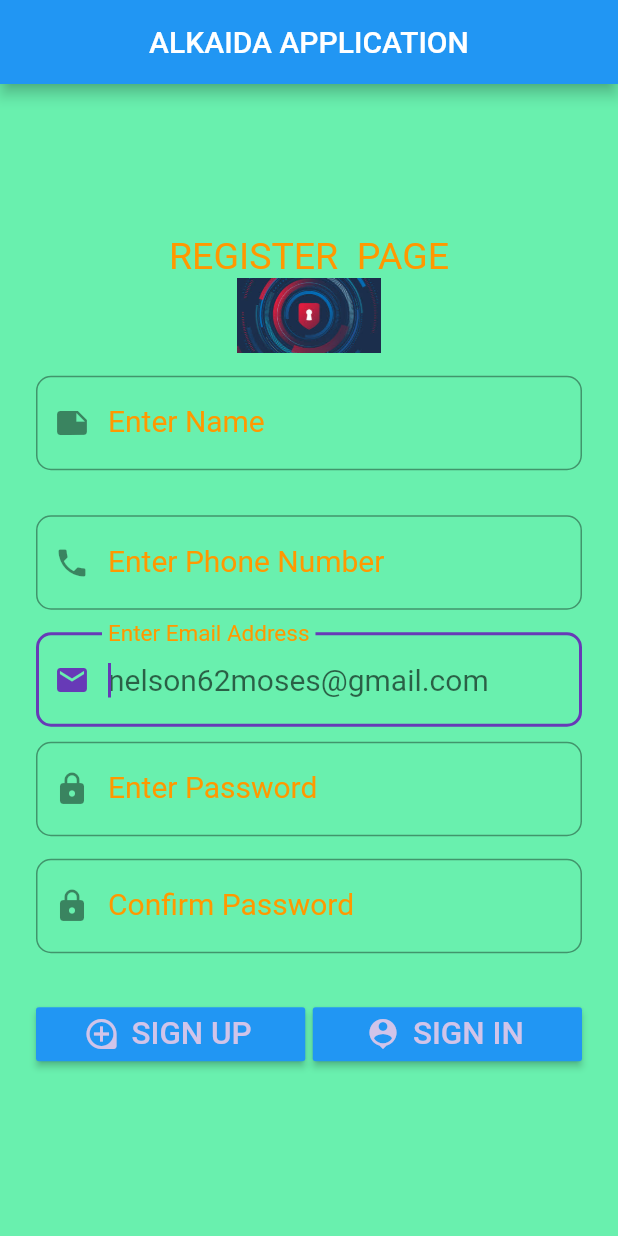
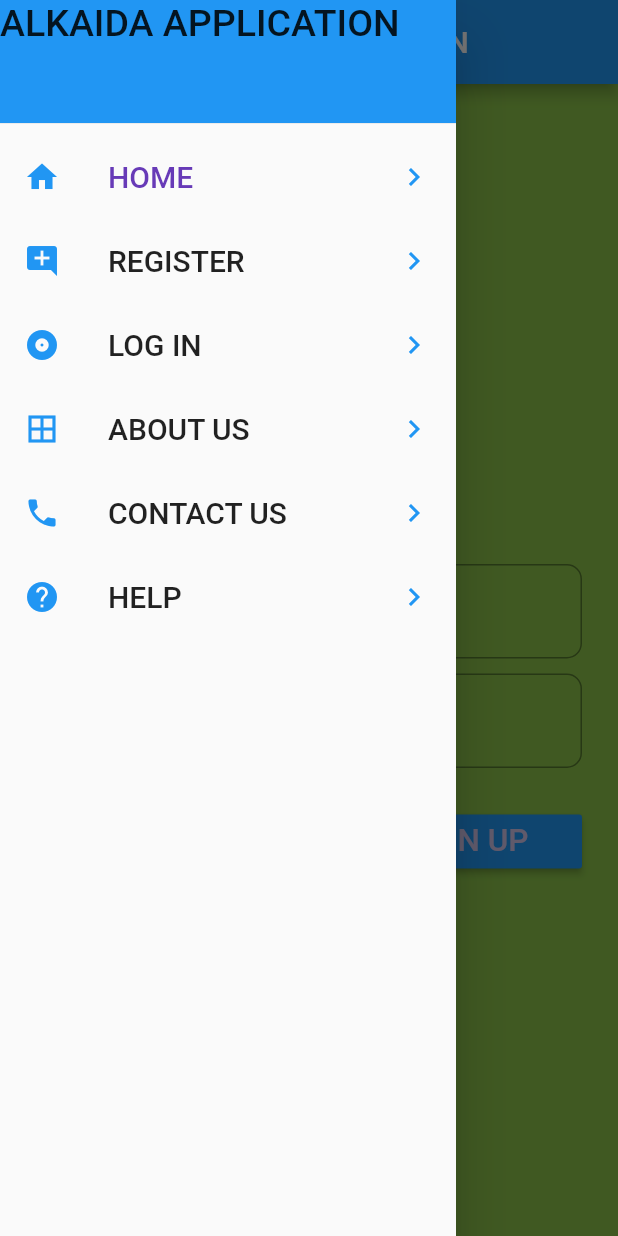
Before and after one commit to NELSON1994/NoteKeeper, a Flutter app: the screen it shows after launch, with the side drawer open (before the commit the screen has no drawer), on a phone screen of 412 x 824 dp. Run offline on Flutter 3.47's test engine with Material 2 defaults, Android fonts, the phone set to English and light mode, and no system bars; our stand-ins replace sqflite; accounts and stored records are empty.

Commit message:
new commits

```diff
--- a/lib/main.dart
+++ b/lib/main.dart
@@ -1,4 +1,5 @@
 import 'package:flutter/material.dart';
+import 'package:flutter_app2/screens/loginn.dart';
 import 'package:flutter_app2/screens/register.dart';
 import 'package:flutter_app2/screens/note_detail.dart';
 import 'package:flutter_app2/screens/note_list.dart';
--- a/lib/screens/loginn.dart
+++ b/lib/screens/loginn.dart
@@ -0,0 +1,297 @@
+import 'package:flutter/material.dart';
+import 'package:flutter_app2/screens/register.dart';
+
+import 'note_detail.dart';
+
+class LoginPage extends StatelessWidget {
+  final _pinCodeController = TextEditingController();
+  final emailController = TextEditingController();
+
+  BuildContext get context => null;
+
+
+  @override
+  Widget build(BuildContext context) {
+    final logo = Image.asset('assets/images/login.jpg',
+      width: 600.0,height: 50.0,);
+    final emailInput = TextFormField(
+      controller: emailController,
+      keyboardType: TextInputType.emailAddress,
+      // maxLength: 100,// maximum no of element in the field
+      maxLines: 1,//maximum no of lines
+      autocorrect: false,//no autocorrect allowed
+      autofocus: true,
+      style: TextStyle(
+        color: Colors.black87,
+        fontSize: 20.0,
+      ),
+      onChanged: (value) {
+        debugPrint("Textfield here");
+      },
+      decoration: InputDecoration(
+          labelStyle: TextStyle(
+            color: Colors.white,
+          ),
+          prefixIcon: Icon(
+            Icons.email,
+            color: Colors.white,
+          ),
+          hintText: 'nelson62moses@gmail.com',
+          labelText: 'User Email Address',
+          border: OutlineInputBorder(
+              borderRadius: BorderRadius.circular(10.0)
+          )
+      ),
+    );
+    final pinCode = TextFormField(
+      controller: _pinCodeController,
+      keyboardType: TextInputType.phone,
+      // maxLength: 4,
+      obscureText: true, //for hiding text to invisible(for Passwords)
+      maxLines: 1,
+      autocorrect: false,
+      autofocus: true,
+
+      style: TextStyle(
+        color: Colors.black87,
+        fontSize: 20.0,
+      ),
+      onChanged: (value) {
+        debugPrint("Textfield here");
+      },
+      decoration: InputDecoration(
+          prefixIcon: Icon(
+            Icons.lock,
+            color: Colors.white,
+          ),
+          labelStyle: TextStyle(
+            color: Colors.white,
+          ),
+          labelText: 'User Password',
+          border: OutlineInputBorder(
+              borderRadius: BorderRadius.circular(10.0)
+          )
+      ),
+    );
+    final buttons = Padding(
+      padding: EdgeInsets.only(top: 15.0, bottom: 15.0),
+      child: Row(
+        children: <Widget>[
+          Expanded(
+            child: RaisedButton.icon(
+
+              onPressed: (){
+                debugPrint("Raised Button here");
+                notesListNavigation(context, "Add Note");
+              },
+              icon: Icon(
+                  Icons.loupe
+              ),
+              // color: Colors.deepPurple,
+              // color:Theme.of(context).primaryColorDark,
+              color: Colors.blue,
+              textColor: Theme.of(context).primaryColorLight,
+
+              label: Text(
+                'SIGN IN',
+                textScaleFactor: 1.5,
+              ),
+            ),
+          ),
+          Container(
+            width: 5.0,
+          ),
+          Expanded(
+            child: RaisedButton.icon(
+              onPressed: (){
+                debugPrint("Raised Button here");
+                registerNavigation(context);
+              },
+              // color: Colors.deepPurple,
+              //color:Theme.of(context).primaryColorDark,
+              color: Colors.blue,
+              textColor: Theme.of(context).primaryColorLight,
+              label: Text(
+                'SIGN UP',
+                textScaleFactor: 1.5,
+              ),
+              icon: Icon(
+                  Icons.person_pin
+              ),
+            ),
+          )
+        ],
+      ),
+    );
+    // TODO: implement build
+    return Scaffold(
+      appBar: AppBar(
+        title: Text(
+          "ALKAIDA APPLICATION",
+          style: TextStyle(
+          ),
+        ),
+        backgroundColor: Colors.blue,
+        centerTitle: true,
+      ),
+      //for the drawer
+      drawer: Drawer(
+          // Add a ListView to the drawer. This ensures the user can scroll
+          // through the options in the drawer if there isn't enough vertical
+          // space to fit everything.
+          child: ListView(
+            // Important: Remove any padding from the ListView.
+            padding: EdgeInsets.zero,
+            children: <Widget>[
+              Container(
+              child: DrawerHeader(
+                child: Text('ALKAIDA APPLICATION'
+                  , style: TextStyle(fontSize: 25.0,),),
+                decoration: BoxDecoration(
+                  color: Colors.blue,
+
+                ),
+                padding: EdgeInsets.only(top: 1.0),
+              ),
+                height: 90.0,
+
+          ),
+
+              ListTile(
+                leading: Icon(Icons.home,color: Colors.blue,),
+                title: Text('HOME'
+                  , style: TextStyle(fontSize: 20.0,),),
+                onTap: () {
+                  // Update the state of the app
+                  // ...
+                  // Then close the drawer
+                  Navigator.pop(context);
+                },
+                trailing: Icon(Icons.keyboard_arrow_right,color: Colors.blue,),
+                selected: true,
+              ),
+              ListTile(
+                leading: Icon(Icons.add_comment,color: Colors.blue,),
+                title: Text('REGISTER'
+                  , style: TextStyle(fontSize: 20.0,),),
+//                onTap: () {
+//                  // Update the state of the app
+//                  // ...
+//                  // Then close the drawer
+//                  Navigator.pop(context);
+//                },
+              onTap:() {registerNavigation(context);},
+
+                trailing: Icon(Icons.keyboard_arrow_right,color: Colors.blue,),
+              ),
+              ListTile(
+                leading: Icon(Icons.album,color: Colors.blue,),
+                title: Text('LOG IN'
+                  , style: TextStyle(fontSize: 20.0,),),
+                onTap: () {
+                  // Update the state of the app
+                  // ...
+                  // Then close the drawer
+                  Navigator.pop(context);
+                },
+                trailing: Icon(Icons.keyboard_arrow_right,color: Colors.blue,),
+              ),
+
+              ListTile(
+                leading: Icon(Icons.border_all,color: Colors.blue,),
+                title: Text('ABOUT US'
+                  , style: TextStyle(fontSize: 20.0,),),
+                onTap: () {
+                  // Update the state of the app
+                  // ...
+                  // Then close the drawer
+                  Navigator.pop(context);
+                },
+                trailing: Icon(Icons.keyboard_arrow_right,color: Colors.blue,),
+              ),
+              ListTile(
+                leading: Icon(Icons.phone,color: Colors.blue,),
+                title: Text('CONTACT US'
+                  , style: TextStyle(fontSize: 20.0,),),
+                onTap: () {
+                  // Update the state of the app
+                  // ...
+                  // Then close the drawer
+                  Navigator.pop(context);
+                },
+                trailing: Icon(Icons.keyboard_arrow_right,color: Colors.blue,),
+              ),
+              ListTile(
+                leading: Icon(Icons.help,color: Colors.blue,),
+                title: Text('HELP'
+                , style: TextStyle(fontSize: 20.0,),),
+                onTap: () {
+                  // Update the state of the app
+                  // ...
+                  // Then close the drawer
+                  Navigator.pop(context);
+                },
+                trailing: Icon(Icons.keyboard_arrow_right,color: Colors.blue,),
+              ),
+            ],
+          ),
+        ),
+      backgroundColor: Colors.lightGreen,
+      body: Center(
+
+        child: ListView(
+          shrinkWrap: true,
+          padding: EdgeInsets.only(left: 24.0, right: 24.0),
+          children: <Widget>[
+            Padding(
+              padding: EdgeInsets.only(top: 5.0,),
+              child: Text(
+                'LOG IN',
+                textAlign: TextAlign.center,
+                style: TextStyle(
+                  fontSize: 25.0,
+                  color: Colors.white,
+                ),
+              ),
+            ),
+            Container(
+              height: 5.0,
+            ),
+
+            logo,
+            Container(
+              height: 7.0,
+            ),
+            emailInput,
+            Container(
+              height: 10.0,
+            ),
+            pinCode,
+            Container(
+              height: 10.0,
+            ),
+            buttons
+
+          ],
+        ),
+      ),
+    );
+  }
+
+  void registerNavigation(BuildContext context){
+
+    Navigator.push(context, MaterialPageRoute(builder:(context){
+
+      return RegisterPage();
+    } ));
+  }
+
+
+  void notesListNavigation(BuildContext context,String title){
+
+    Navigator.push(context, MaterialPageRoute(builder:(context){
+
+      return NoteDetail(title);
+    } ));
+  }
+}
--- a/lib/screens/note_detail.dart
+++ b/lib/screens/note_detail.dart
@@ -3,40 +3,45 @@ import 'dart:async';
 import 'package:sqflite/sqflite.dart';
 import 'package:flutter_app2/models/note.dart';
 import 'package:flutter_app2/utils/database_helper.dart';
+
 class NoteDetail extends StatefulWidget {
   String appBarTitle;
 
-  NoteDetail(this.appBarTitle);// define the constructor
+  NoteDetail(this.appBarTitle); // define the constructor
   @override
   State<StatefulWidget> createState() {
     // TODO: implement createState
     return NoteDetailState(this.appBarTitle);
   }
-
 }
 
 class NoteDetailState extends State<NoteDetail> {
   String appBarTitle;
   static var _priorities = ['High', 'Low'];
-  TextEditingController titleController= TextEditingController();
-  TextEditingController descriptionController= TextEditingController();
+  TextEditingController titleController = TextEditingController();
+  TextEditingController descriptionController = TextEditingController();
 
   NoteDetailState(this.appBarTitle);
+
   @override
   Widget build(BuildContext context) {
     TextStyle textStyle = Theme.of(context).textTheme.title;
     // TODO: implement build
     //controlling the back option
     return WillPopScope(
-        onWillPop: (){
+      onWillPop: () {
 // when user press on the back arror of your device
         moveToLastScreen();
       },
+
       child: Scaffold(
+
+        backgroundColor: Colors.lightGreen,
         appBar: AppBar(
           title: Text(appBarTitle),
-        leading: IconButton(icon: Icon(Icons.arrow_back),
-          onPressed: (){
+          leading: IconButton(
+            icon: Icon(Icons.arrow_back),
+            onPressed: () {
               // when user press on the back arror of your device
               moveToLastScreen();
             },
@@ -46,7 +51,8 @@ class NoteDetailState extends State<NoteDetail> {
           padding: EdgeInsets.only(top: 15.0, left: 10.0, right: 10.0),
           child: ListView(
             children: <Widget>[
-            Text("Select the Intensity",
+              Text(
+                "Select the Note Rating",
                 textScaleFactor: 1.8,
                 textDirection: TextDirection.ltr,
               ),
@@ -65,8 +71,7 @@ class NoteDetailState extends State<NoteDetail> {
                       setState(() {
                         debugPrint('You selected $valueSelectedByUser');
                       });
-                  }
-              ),
+                    }),
               ),
 
               // second element as textfield
@@ -75,16 +80,14 @@ class NoteDetailState extends State<NoteDetail> {
                 child: TextField(
                   controller: titleController,
                   style: textStyle,
-                onChanged: (value){
+                  onChanged: (value) {
                     debugPrint("Textfield here");
                   },
                   decoration: InputDecoration(
                       labelStyle: textStyle,
                       labelText: 'Title',
                       border: OutlineInputBorder(
-                    borderRadius: BorderRadius.circular(5.0)
-                  )
-                ) ,
+                          borderRadius: BorderRadius.circular(5.0))),
                 ),
               ),
 
@@ -94,16 +97,14 @@ class NoteDetailState extends State<NoteDetail> {
                 child: TextField(
                   controller: descriptionController,
                   style: textStyle,
-                onChanged: (value){
+                  onChanged: (value) {
                     debugPrint("Textfield here");
                   },
                   decoration: InputDecoration(
                       labelStyle: textStyle,
                       labelText: 'Description',
                       border: OutlineInputBorder(
-                        borderRadius: BorderRadius.circular(5.0)
-                    )
-                ) ,
+                          borderRadius: BorderRadius.circular(5.0))),
                 ),
               ),
 // forth element
@@ -115,11 +116,11 @@ class NoteDetailState extends State<NoteDetail> {
                   children: <Widget>[
                     Expanded(
                       child: RaisedButton(
-                        onPressed: (){
+                        onPressed: () {
                           debugPrint("Raised Button here");
                         },
                         // color: Colors.deepPurple,
-                      color:Theme.of(context).primaryColorDark,
+                        color: Theme.of(context).primaryColorDark,
                         textColor: Theme.of(context).primaryColorLight,
                         child: Text(
                           'Save',
@@ -132,11 +133,12 @@ class NoteDetailState extends State<NoteDetail> {
                     ),
                     Expanded(
                       child: RaisedButton(
-                      onPressed: (){
+                        onPressed: () {
                           debugPrint("Raised Button here");
+                          _neverSatisfied();
                         },
                         // color: Colors.deepPurple,
-                      color:Theme.of(context).primaryColorDark,
+                        color: Theme.of(context).primaryColorDark,
                         textColor: Theme.of(context).primaryColorLight,
                         child: Text(
                           'Delete',
@@ -147,19 +149,61 @@ class NoteDetailState extends State<NoteDetail> {
                   ],
                 ),
               )
-
             ],
           ),
         ),
-
       ),
     );
   }
 
+  // for back home
   void moveToLastScreen() {
-
     Navigator.pop(context);
   }
 
+  //for alert dialog
+  Future<void> _neverSatisfied() async {
+    return showDialog<void>(
+      context: context,
+     // barrierDismissible: false, // user must tap button!
+      barrierDismissible: true,
+      builder: (BuildContext context) {
+        return AlertDialog(
+          title: Text('Sure to delete the note', ),
 
+          backgroundColor: Colors.lightGreen,
+          content: SingleChildScrollView(
+
+            child: ListBody(
+              children: <Widget>[
+                Text('This will be permanently removed'),
+                Text('Hope you know the reparcasitions.'),
+              ],
+            ),
+          ),
+          actions: <Widget>[
+
+                Row(
+                children: <Widget>[
+                  FlatButton(
+                      onPressed: () {
+                        Navigator.of(context).pop();
+                      },
+                      child: Text('DELETE')),
+                  Container(
+                    width: 10.0,
+                  ),
+                  FlatButton(
+                      onPressed: () {
+                        Navigator.of(context).pop();
+                      },
+                      child: Text('CANCEL',
+                      )),
+                ],
+              ),
+          ],
+        );
+      },
+    );
   }
+}
--- a/lib/screens/register.dart
+++ b/lib/screens/register.dart
@@ -1,8 +1,9 @@
 import 'package:flutter/material.dart';
 
+import 'loginn.dart';
 import 'note_detail.dart';
 
-class LoginPage extends StatelessWidget {
+class RegisterPage extends StatelessWidget {
   final _pinCodeController = TextEditingController();
   final emailController = TextEditingController();
   final nameController = TextEditingController();
@@ -227,6 +228,7 @@ class LoginPage extends StatelessWidget {
             child: RaisedButton.icon(
               onPressed: (){
                 debugPrint("Raised Button here");
+                loginNavigation(context);
               },
               // color: Colors.deepPurple,
               //color:Theme.of(context).primaryColorDark,
@@ -255,8 +257,9 @@ class LoginPage extends StatelessWidget {
         backgroundColor: Colors.blue,
         centerTitle: true,
       ),
-      backgroundColor: Colors.greenAccent,
+      backgroundColor: Colors.lightGreen,
       body: Center(
+
         child: ListView(
           shrinkWrap: true,
           padding: EdgeInsets.only(left: 24.0, right: 24.0),
@@ -301,4 +304,12 @@ class LoginPage extends StatelessWidget {
       return NoteDetail(title);
     } ));
   }
+
+  void loginNavigation(BuildContext context){
+
+    Navigator.push(context, MaterialPageRoute(builder:(context){
+
+      return LoginPage();
+    } ));
+  }
 }
```
Also changed, not shown: 1 other file. Lines whose indentation alone changed are shown as unchanged.
